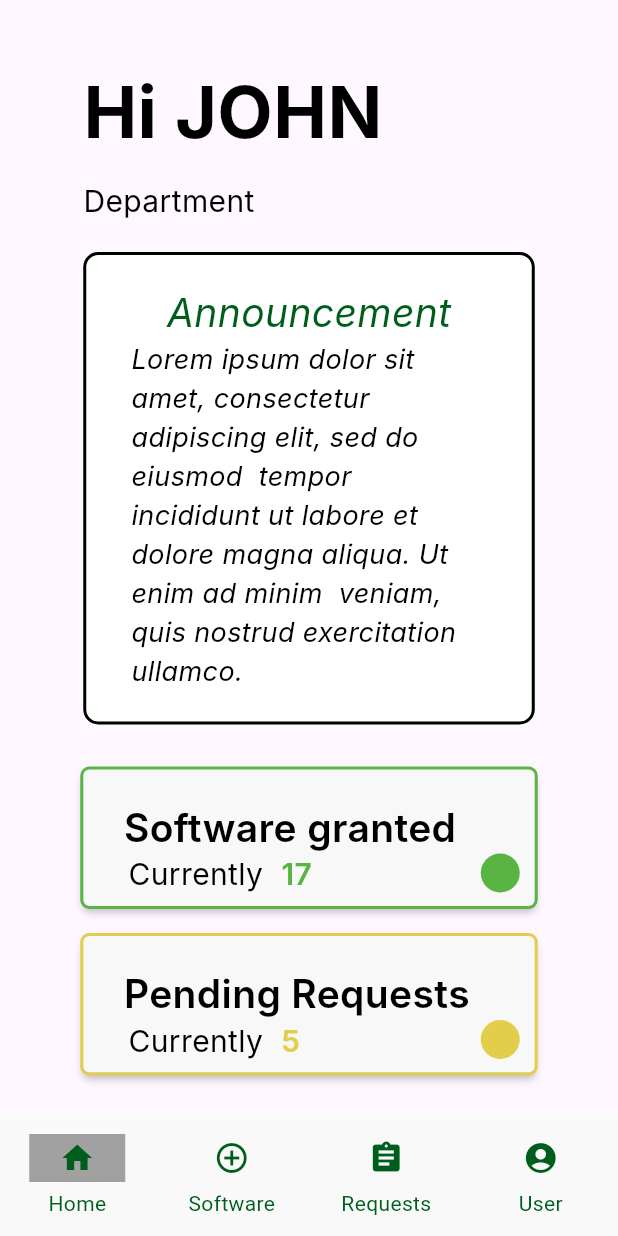
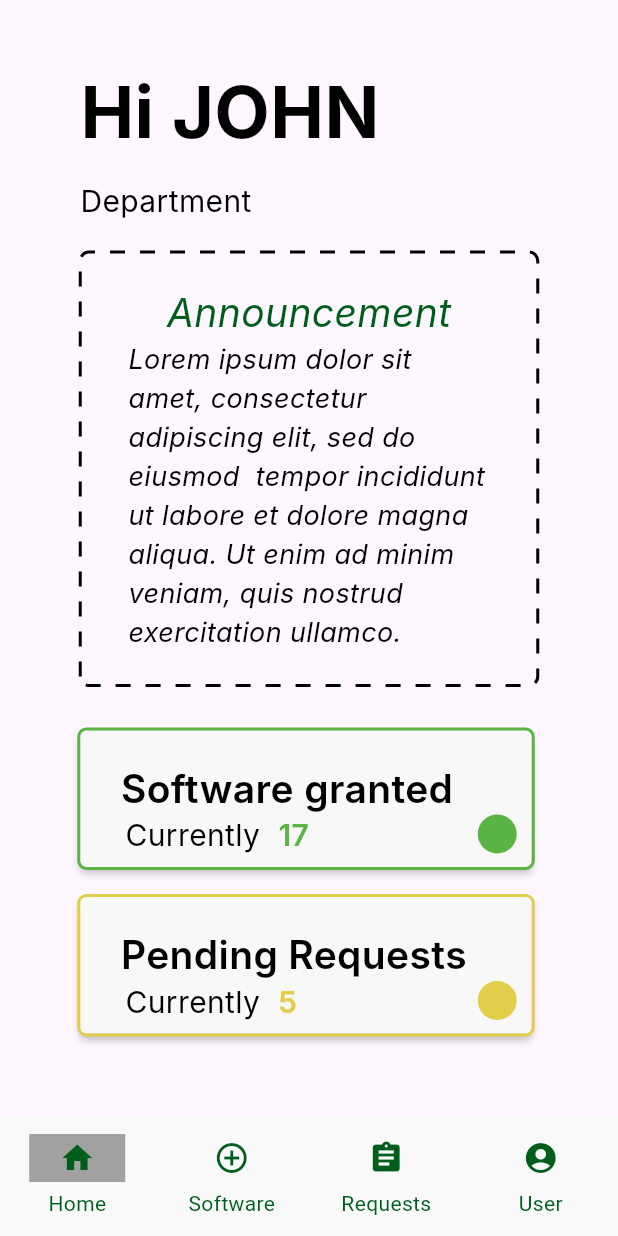
Before and after one commit to AndKlet/Autronica-Onboarding-clean, a Flutter app: the screen it shows after launch, on a phone screen of 412 x 824 dp. Run offline on Flutter 3.47's test engine with Material 3 defaults, Android fonts, the phone set to English and light mode, and no system bars; drawn by our look-alikes of dotted_border; Roboto replaces fonts that are missing (Inter).

Commit message:
feat: added dashed border to announcement

```diff
--- a/frontend/autron/lib/src/widgets/announcement.dart
+++ b/frontend/autron/lib/src/widgets/announcement.dart
@@ -1,4 +1,5 @@
 import 'package:flutter/material.dart';
+import 'package:dotted_border/dotted_border.dart';
 
 class Announcement extends StatelessWidget {
   final String title;
@@ -8,20 +9,18 @@ class Announcement extends StatelessWidget {
 
   @override
   Widget build(BuildContext context) {
-    return Container(
+    return DottedBorder(
+      borderType: BorderType.RRect,
+      radius: Radius.circular(6),
+      color: Colors.black,
+      strokeWidth: 2,
+      dashPattern: const [10, 10],
+      child: Container(
         width: 301,
         padding: const EdgeInsets.all(20),
-        decoration: ShapeDecoration(
-          color: Colors.white,
-          shape: RoundedRectangleBorder(
-            side: const BorderSide(width: 2),
-            borderRadius: BorderRadius.circular(10),
-          ),
-        ),
         child: Column(
           children: [
-            SizedBox(
-              child: Text(
+            Text(
               title,
               style: const TextStyle(
                 color: Color(0xFF005E1D),
@@ -30,7 +29,6 @@ class Announcement extends StatelessWidget {
                 fontFamily: 'Inter',
                 fontWeight: FontWeight.w400,
               ),
-              )
             ),
             Container(
               padding: const EdgeInsets.only(left: 10, right: 10),
@@ -48,5 +46,7 @@ class Announcement extends StatelessWidget {
             ),
           ],
         ),
-      );  }
+      ),
+    );
   }
+}
--- a/frontend/autron/pubspec.yaml
+++ b/frontend/autron/pubspec.yaml
@@ -10,6 +10,7 @@ environment:
   sdk: ^3.5.3
 
 dependencies:
+  dotted_border: ^2.1.0
   flutter:
     sdk: flutter
   flutter_dotenv: ^5.1.0
```
Lines whose indentation alone changed are shown as unchanged.
